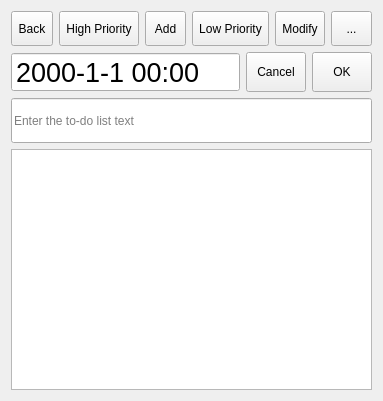
First picture: the form in dlgtodo.ui, repository ic005k/Knot-Legacy, before the edit.
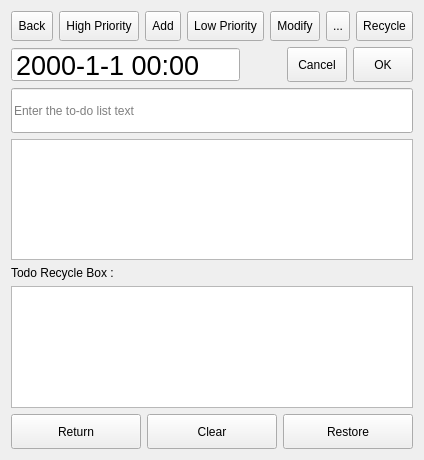
Second picture: the form after the edit. Icons and pictures are not drawn.

Diff of the .ui file:
```diff
--- a/dlgtodo.ui
+++ b/dlgtodo.ui
@@ -7,7 +7,7 @@
     <x>0</x>
     <y>0</y>
     <width>341</width>
-    <height>401</height>
+    <height>460</height>
    </rect>
   </property>
   <property name="windowTitle">
@@ -15,6 +15,27 @@
   </property>
   <layout class="QGridLayout" name="gridLayout_2">
    <item row="0" column="0">
+    <widget class="QFrame" name="frameToolBar">
+     <property name="frameShape">
+      <enum>QFrame::NoFrame</enum>
+     </property>
+     <property name="frameShadow">
+      <enum>QFrame::Raised</enum>
+     </property>
+     <layout class="QGridLayout" name="gridLayout">
+      <property name="leftMargin">
+       <number>0</number>
+      </property>
+      <property name="topMargin">
+       <number>0</number>
+      </property>
+      <property name="rightMargin">
+       <number>0</number>
+      </property>
+      <property name="bottomMargin">
+       <number>0</number>
+      </property>
+      <item row="0" column="0">
     <layout class="QHBoxLayout" name="horizontalLayout_3">
      <item>
       <widget class="QToolButton" name="btnBack">
@@ -27,7 +48,7 @@
        <property name="minimumSize">
         <size>
          <width>0</width>
-         <height>35</height>
+            <height>30</height>
         </size>
        </property>
        <property name="text">
@@ -39,8 +60,8 @@
        </property>
        <property name="iconSize">
         <size>
-         <width>35</width>
-         <height>35</height>
+            <width>30</width>
+            <height>30</height>
         </size>
        </property>
       </widget>
@@ -56,7 +77,7 @@
        <property name="minimumSize">
         <size>
          <width>0</width>
-         <height>35</height>
+            <height>30</height>
         </size>
        </property>
        <property name="text">
@@ -68,8 +89,8 @@
        </property>
        <property name="iconSize">
         <size>
-         <width>35</width>
-         <height>35</height>
+            <width>30</width>
+            <height>30</height>
         </size>
        </property>
       </widget>
@@ -85,7 +106,7 @@
        <property name="minimumSize">
         <size>
          <width>0</width>
-         <height>35</height>
+            <height>30</height>
         </size>
        </property>
        <property name="text">
@@ -97,8 +118,8 @@
        </property>
        <property name="iconSize">
         <size>
-         <width>35</width>
-         <height>35</height>
+            <width>30</width>
+            <height>30</height>
         </size>
        </property>
       </widget>
@@ -114,7 +135,7 @@
        <property name="minimumSize">
         <size>
          <width>0</width>
-         <height>35</height>
+            <height>30</height>
         </size>
        </property>
        <property name="text">
@@ -126,8 +147,8 @@
        </property>
        <property name="iconSize">
         <size>
-         <width>35</width>
-         <height>35</height>
+            <width>30</width>
+            <height>30</height>
         </size>
        </property>
       </widget>
@@ -143,7 +164,7 @@
        <property name="minimumSize">
         <size>
          <width>0</width>
-         <height>35</height>
+            <height>30</height>
         </size>
        </property>
        <property name="text">
@@ -155,8 +176,8 @@
        </property>
        <property name="iconSize">
         <size>
-         <width>35</width>
-         <height>35</height>
+            <width>30</width>
+            <height>30</height>
         </size>
        </property>
       </widget>
@@ -172,7 +193,7 @@
        <property name="minimumSize">
         <size>
          <width>0</width>
-         <height>35</height>
+            <height>30</height>
         </size>
        </property>
        <property name="text">
@@ -184,13 +205,48 @@
        </property>
        <property name="iconSize">
         <size>
-         <width>35</width>
-         <height>35</height>
+            <width>30</width>
+            <height>30</height>
         </size>
        </property>
       </widget>
      </item>
-    </layout>
+        <item>
+         <widget class="QToolButton" name="btnRecycle">
+          <property name="sizePolicy">
+           <sizepolicy hsizetype="Preferred" vsizetype="Fixed">
+            <horstretch>0</horstretch>
+            <verstretch>0</verstretch>
+           </sizepolicy>
+          </property>
+          <property name="minimumSize">
+           <size>
+            <width>0</width>
+            <height>30</height>
+           </size>
+          </property>
+          <property name="text">
+           <string>Recycle</string>
+          </property>
+          <property name="icon">
+           <iconset resource="src.qrc">
+            <normaloff>:/src/recycle.png</normaloff>:/src/recycle.png</iconset>
+          </property>
+          <property name="iconSize">
+           <size>
+            <width>30</width>
+            <height>30</height>
+           </size>
+          </property>
+         </widget>
+        </item>
+       </layout>
+      </item>
+     </layout>
+    </widget>
+   </item>
+   <item row="5" column="0">
+    <widget class="QListWidget" name="listRecycle"/>
    </item>
    <item row="1" column="0">
     <widget class="QFrame" name="frameSetTime">
@@ -388,6 +444,94 @@
      </property>
     </widget>
    </item>
+   <item row="6" column="0">
+    <widget class="QFrame" name="frameRecycle">
+     <property name="frameShape">
+      <enum>QFrame::NoFrame</enum>
+     </property>
+     <property name="frameShadow">
+      <enum>QFrame::Raised</enum>
+     </property>
+     <layout class="QHBoxLayout" name="horizontalLayout_5">
+      <property name="leftMargin">
+       <number>0</number>
+      </property>
+      <property name="topMargin">
+       <number>0</number>
+      </property>
+      <property name="rightMargin">
+       <number>0</number>
+      </property>
+      <property name="bottomMargin">
+       <number>0</number>
+      </property>
+      <item>
+       <widget class="QToolButton" name="btnReturn">
+        <property name="sizePolicy">
+         <sizepolicy hsizetype="Preferred" vsizetype="Fixed">
+          <horstretch>0</horstretch>
+          <verstretch>0</verstretch>
+         </sizepolicy>
+        </property>
+        <property name="minimumSize">
+         <size>
+          <width>0</width>
+          <height>35</height>
+         </size>
+        </property>
+        <property name="text">
+         <string>Return</string>
+        </property>
+       </widget>
+      </item>
+      <item>
+       <widget class="QToolButton" name="btnClear">
+        <property name="sizePolicy">
+         <sizepolicy hsizetype="Preferred" vsizetype="Fixed">
+          <horstretch>0</horstretch>
+          <verstretch>0</verstretch>
+         </sizepolicy>
+        </property>
+        <property name="minimumSize">
+         <size>
+          <width>0</width>
+          <height>35</height>
+         </size>
+        </property>
+        <property name="text">
+         <string>Clear</string>
+        </property>
+       </widget>
+      </item>
+      <item>
+       <widget class="QToolButton" name="btnRestore">
+        <property name="sizePolicy">
+         <sizepolicy hsizetype="Preferred" vsizetype="Fixed">
+          <horstretch>0</horstretch>
+          <verstretch>0</verstretch>
+         </sizepolicy>
+        </property>
+        <property name="minimumSize">
+         <size>
+          <width>0</width>
+          <height>35</height>
+         </size>
+        </property>
+        <property name="text">
+         <string>Restore</string>
+        </property>
+       </widget>
+      </item>
+     </layout>
+    </widget>
+   </item>
+   <item row="4" column="0">
+    <widget class="QLabel" name="lblRecycle">
+     <property name="text">
+      <string>Todo Recycle Box : </string>
+     </property>
+    </widget>
+   </item>
   </layout>
  </widget>
  <resources>
```
Lines whose indentation alone changed are shown as unchanged.
